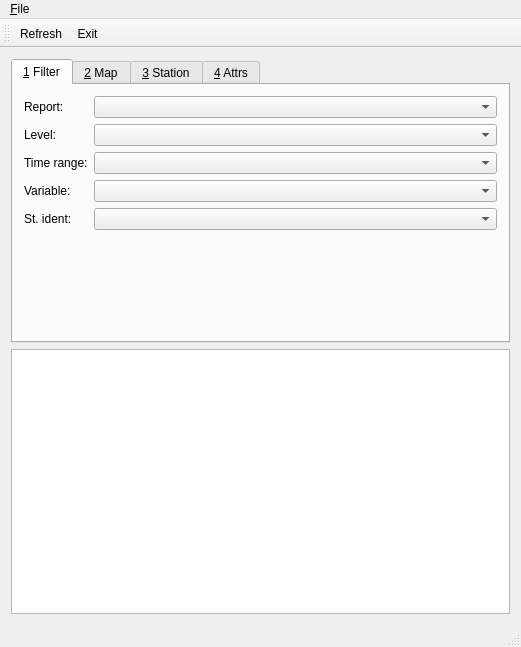
ARPA-SIMC/provami, file provamimainwindow.ui: the form before one commit.
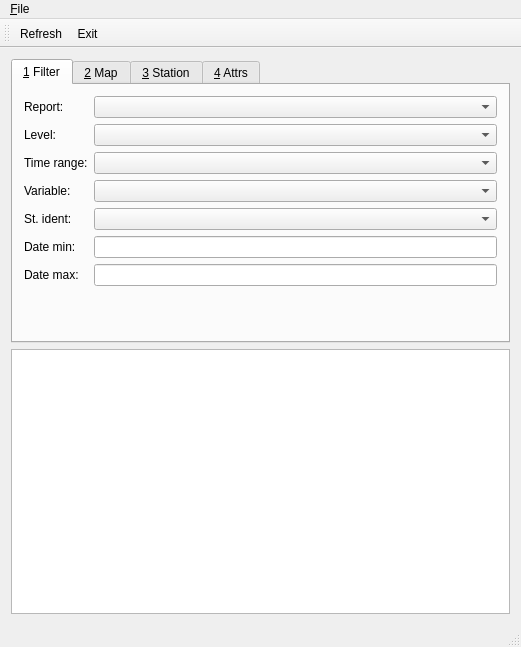
The form after the commit. Custom widgets are drawn as their Qt base class.

Patch:
```diff
--- a/provamimainwindow.ui
+++ b/provamimainwindow.ui
@@ -98,6 +98,26 @@
             </property>
            </widget>
           </item>
+          <item row="5" column="0">
+           <widget class="QLabel" name="label_16">
+            <property name="text">
+             <string>Date min:</string>
+            </property>
+           </widget>
+          </item>
+          <item row="6" column="0">
+           <widget class="QLabel" name="label_17">
+            <property name="text">
+             <string>Date max:</string>
+            </property>
+           </widget>
+          </item>
+          <item row="5" column="1">
+           <widget class="provami::DateEdit" name="filter_datemin"/>
+          </item>
+          <item row="6" column="1">
+           <widget class="provami::DateEdit" name="filter_datemax"/>
+          </item>
          </layout>
         </item>
        </layout>
@@ -406,6 +426,11 @@
    <extends>QComboBox</extends>
    <header>provami/filtercombobox.h</header>
   </customwidget>
+  <customwidget>
+   <class>provami::DateEdit</class>
+   <extends>QLineEdit</extends>
+   <header>provami/dateedit.h</header>
+  </customwidget>
  </customwidgets>
  <resources/>
  <connections/>
```
